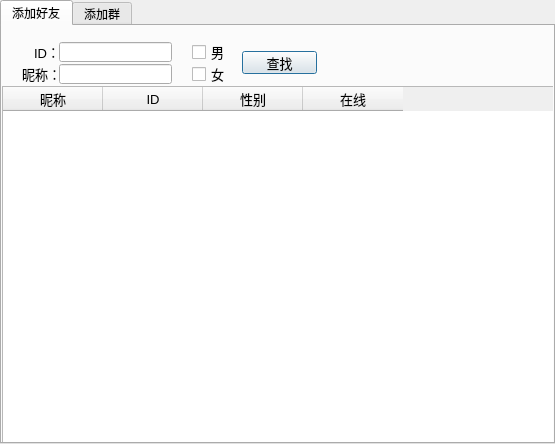
Old version of the form addinfo.ui in the repository jjzhang166/NoCoChat.
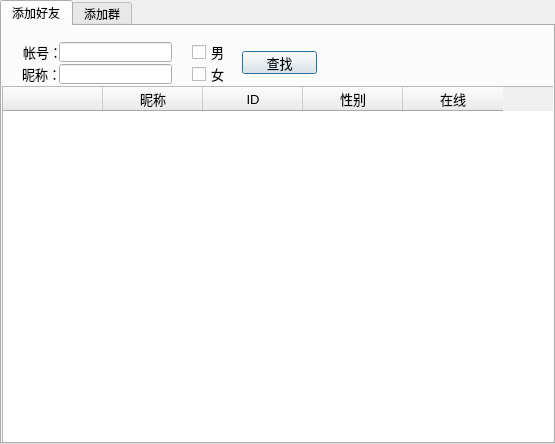
New version of the form.

```diff
--- a/addinfo.ui
+++ b/addinfo.ui
@@ -38,9 +38,9 @@
     <widget class="QLabel" name="label">
      <property name="geometry">
       <rect>
-       <x>32</x>
+       <x>21</x>
        <y>16</y>
-       <width>30</width>
+       <width>41</width>
        <height>20</height>
       </rect>
      </property>
@@ -48,7 +48,7 @@
       <string notr="true">font: 10pt</string>
      </property>
      <property name="text">
-      <string>ID：</string>
+      <string>帐号：</string>
      </property>
     </widget>
     <widget class="QLabel" name="label_2">
@@ -150,6 +150,14 @@
        <height>360</height>
       </rect>
      </property>
+     <property name="editTriggers">
+      <set>QAbstractItemView::NoEditTriggers</set>
+     </property>
+     <column>
+      <property name="text">
+       <string/>
+      </property>
+     </column>
      <column>
       <property name="text">
        <string>昵称</string>
```
